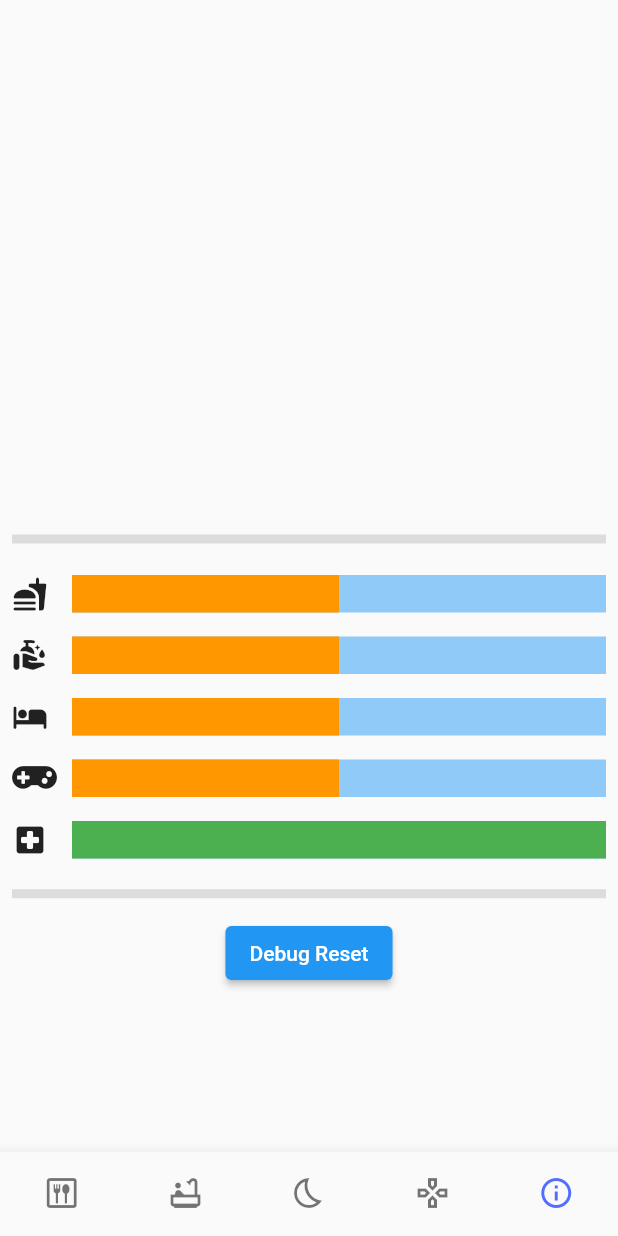
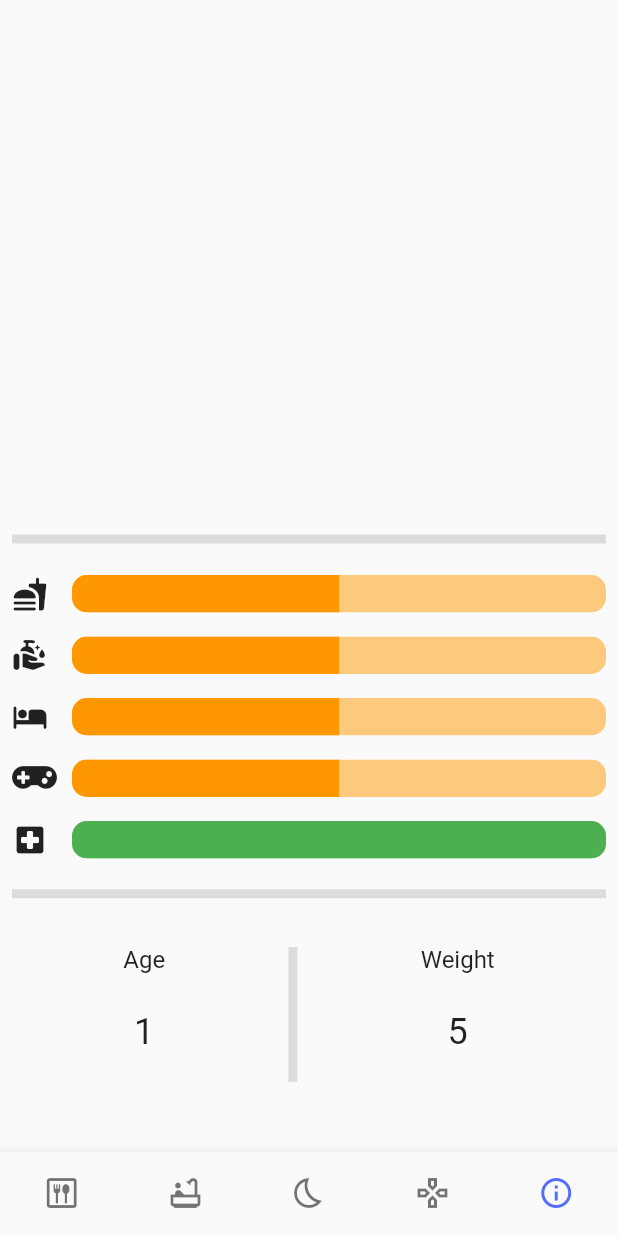
Before and after one commit to vinrocksuper/fluttergotchi, a Flutter app: the screen it shows after launch, on a phone screen of 412 x 824 dp. Run offline on Flutter 3.47's test engine with Material 2 defaults, Android fonts, the phone set to English and light mode, and no system bars; our stand-ins replace shared_preferences.

Commit message:
added rounded prog bars, clamed health bars

```diff
--- a/lib/main.dart
+++ b/lib/main.dart
@@ -58,7 +58,7 @@ class _MyHomePageState extends State<MyHomePage> with WidgetsBindingObserver {
 
   // Misc Tools
   Random rng = Random();
-  bool debug = true;
+  bool debug = false;
   bool isAlive = true;
   bool isAsleep = false;
   late SharedPreferences prefs;
@@ -318,6 +318,7 @@ class _MyHomePageState extends State<MyHomePage> with WidgetsBindingObserver {
                   cleanliness = 60;
                   energy = 70;
                   happiness = 40;
+                  health = 70;
                   print(hunger);
                   print(cleanliness);
                   print(energy);
@@ -349,11 +350,7 @@ class _MyHomePageState extends State<MyHomePage> with WidgetsBindingObserver {
             Expanded(
               child: Padding(
                 padding: const EdgeInsets.all(8.0),
-                child: LinearProgressIndicator(
-                  color: ProgressBarColor(energy),
-                  minHeight: 25,
-                  value: energy / 100,
-                ),
+                child: Progressbar(energy),
               ),
             ),
           ],
@@ -380,6 +377,18 @@ class _MyHomePageState extends State<MyHomePage> with WidgetsBindingObserver {
     );
   }
 
+  Widget Progressbar(value) {
+    return ClipRRect(
+      borderRadius: BorderRadius.all(Radius.circular(10)),
+      child: LinearProgressIndicator(
+        color: ProgressBarColor(value),
+        backgroundColor: ProgressBarColor(value).withOpacity(.5),
+        minHeight: 25,
+        value: value / 100,
+      ),
+    );
+  }
+
   Widget CleaningArea() {
     return Column(
       children: [
@@ -392,11 +401,7 @@ class _MyHomePageState extends State<MyHomePage> with WidgetsBindingObserver {
             Expanded(
               child: Padding(
                 padding: const EdgeInsets.all(8.0),
-                child: LinearProgressIndicator(
-                  color: ProgressBarColor(cleanliness),
-                  minHeight: 25,
-                  value: cleanliness / 100,
-                ),
+                child: Progressbar(cleanliness),
               ),
             ),
           ],
@@ -431,11 +436,7 @@ class _MyHomePageState extends State<MyHomePage> with WidgetsBindingObserver {
             Expanded(
               child: Padding(
                 padding: const EdgeInsets.all(8.0),
-                child: LinearProgressIndicator(
-                  color: ProgressBarColor(hunger),
-                  minHeight: 25,
-                  value: hunger / 100,
-                ),
+                child: Progressbar(hunger),
               ),
             ),
           ],
@@ -554,6 +555,8 @@ class _MyHomePageState extends State<MyHomePage> with WidgetsBindingObserver {
         health -= (1 * multiplier) as int;
       }
 
+      print(health);
+
       // Alternatively become healthier if the opposite
       if (hunger >= 85) {
         health += (2 * multiplier) as int;
@@ -571,6 +574,13 @@ class _MyHomePageState extends State<MyHomePage> with WidgetsBindingObserver {
 
       if (happiness > 75) {
         health += (1 * multiplier) as int;
+      }
+
+      if(health < 0) {
+        health = 0;
+      }
+      if(health > 100) {
+        health = 100;
       }
     });
   }
@@ -633,7 +643,7 @@ class _MyHomePageState extends State<MyHomePage> with WidgetsBindingObserver {
     if (value > 80) {
       return Colors.green;
     } else if (value > 60) {
-      return Colors.yellow;
+      return Colors.amberAccent;
     } else if (value > 40) {
       return Colors.orange;
     }
@@ -652,11 +662,7 @@ class _MyHomePageState extends State<MyHomePage> with WidgetsBindingObserver {
             Expanded(
               child: Padding(
                 padding: const EdgeInsets.all(8.0),
-                child: LinearProgressIndicator(
-                  color: ProgressBarColor(hunger),
-                  minHeight: 25,
-                  value: hunger / 100,
-                ),
+                child: Progressbar(hunger),
               ),
             ),
           ],
@@ -670,11 +676,7 @@ class _MyHomePageState extends State<MyHomePage> with WidgetsBindingObserver {
             Expanded(
               child: Padding(
                 padding: const EdgeInsets.all(8.0),
-                child: LinearProgressIndicator(
-                  color: ProgressBarColor(cleanliness),
-                  minHeight: 25,
-                  value: cleanliness / 100,
-                ),
+                child: Progressbar(cleanliness),
               ),
             ),
           ],
@@ -688,11 +690,7 @@ class _MyHomePageState extends State<MyHomePage> with WidgetsBindingObserver {
             Expanded(
               child: Padding(
                 padding: const EdgeInsets.all(8.0),
-                child: LinearProgressIndicator(
-                  color: ProgressBarColor(energy),
-                  minHeight: 25,
-                  value: energy / 100,
-                ),
+                child: Progressbar(energy),
               ),
             ),
           ],
@@ -705,11 +703,7 @@ class _MyHomePageState extends State<MyHomePage> with WidgetsBindingObserver {
             Expanded(
               child: Padding(
                 padding: const EdgeInsets.all(8.0),
-                child: LinearProgressIndicator(
-                  color: ProgressBarColor(happiness),
-                  minHeight: 25,
-                  value: happiness / 100,
-                ),
+                child: Progressbar(happiness),
               ),
             ),
           ],
@@ -722,11 +716,7 @@ class _MyHomePageState extends State<MyHomePage> with WidgetsBindingObserver {
             Expanded(
               child: Padding(
                 padding: const EdgeInsets.all(8.0),
-                child: LinearProgressIndicator(
-                  color: ProgressBarColor(health),
-                  minHeight: 25,
-                  value: health / 100,
-                ),
+                child: Progressbar(health),
               ),
             ),
           ],
@@ -811,11 +801,7 @@ class _MyHomePageState extends State<MyHomePage> with WidgetsBindingObserver {
             Expanded(
               child: Padding(
                 padding: const EdgeInsets.all(8.0),
-                child: LinearProgressIndicator(
-                  color: ProgressBarColor(happiness),
-                  minHeight: 25,
-                  value: happiness / 100,
-                ),
+                child: Progressbar(happiness),
               ),
             ),
           ],
```
